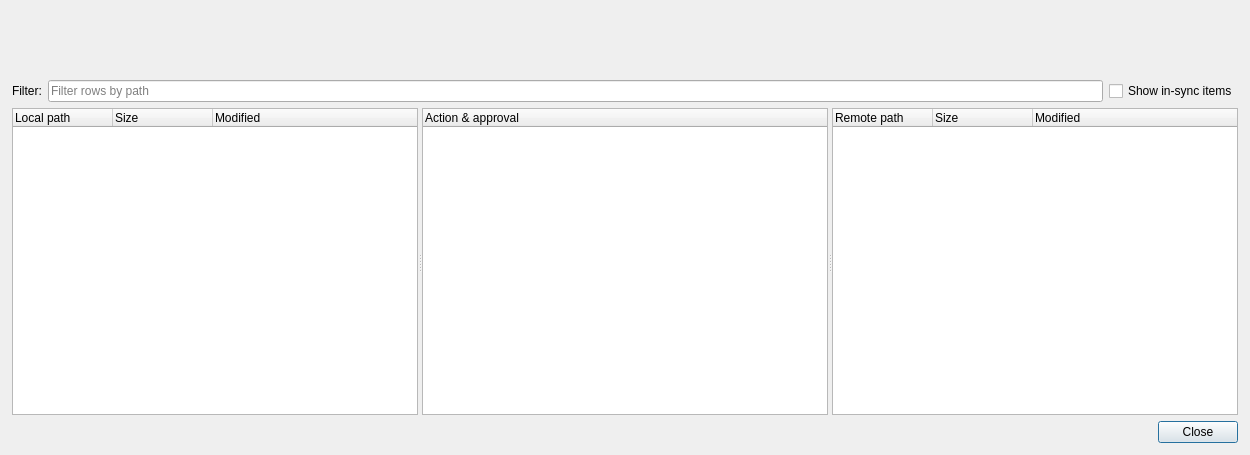
The window that src/MEGASync/sync_preview/gui/ui/SyncPreviewPairDetailDialog.ui (alple/MEGAsync) describes before a commit, drawn with Qt 5; both pictures show x 0 to 1250 and y 245 to 700 of the 1250 by 700 pixel window.
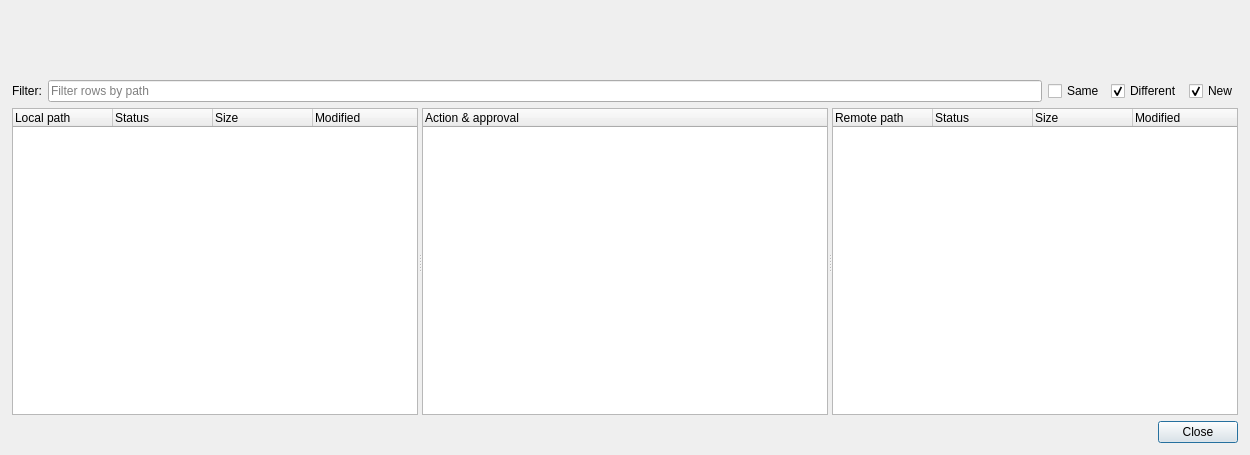
The same window after the commit.

The edit to the form file:
```diff
--- a/src/MEGASync/sync_preview/gui/ui/SyncPreviewPairDetailDialog.ui
+++ b/src/MEGASync/sync_preview/gui/ui/SyncPreviewPairDetailDialog.ui
@@ -64,7 +64,30 @@
      <item>
       <widget class="QCheckBox" name="showInSyncToggle">
        <property name="text">
-        <string>Show in-sync items</string>
+        <string>Same</string>
+       </property>
+       <property name="checked">
+        <bool>false</bool>
+       </property>
+      </widget>
+     </item>
+     <item>
+      <widget class="QCheckBox" name="differentFilterCheck">
+       <property name="text">
+        <string>Different</string>
+       </property>
+       <property name="checked">
+        <bool>true</bool>
+       </property>
+      </widget>
+     </item>
+     <item>
+      <widget class="QCheckBox" name="newFilterCheck">
+       <property name="text">
+        <string>New</string>
+       </property>
+       <property name="checked">
+        <bool>true</bool>
        </property>
       </widget>
      </item>
@@ -96,6 +119,11 @@
         <string>Local path</string>
        </property>
       </column>
+      <column>
+       <property name="text">
+        <string>Status</string>
+       </property>
+      </column>
       <column>
        <property name="text">
         <string>Size</string>
@@ -141,6 +169,11 @@
         <string>Remote path</string>
        </property>
       </column>
+      <column>
+       <property name="text">
+        <string>Status</string>
+       </property>
+      </column>
       <column>
        <property name="text">
         <string>Size</string>
```
Left out of the diff: 2 changed lines with no effect on the pictures.
